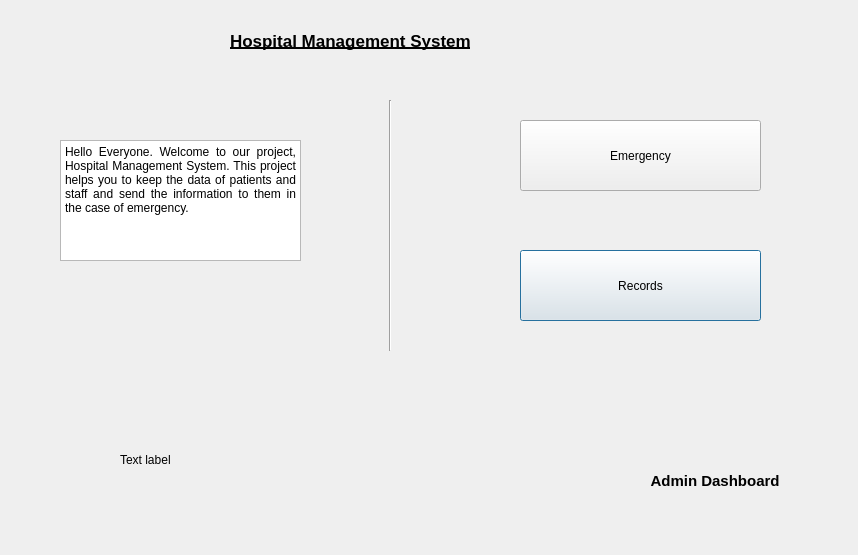
Qt form Sqlite_DB/Patientsinfo.ui (AnishBharati/Qt-HMS) before a commit.
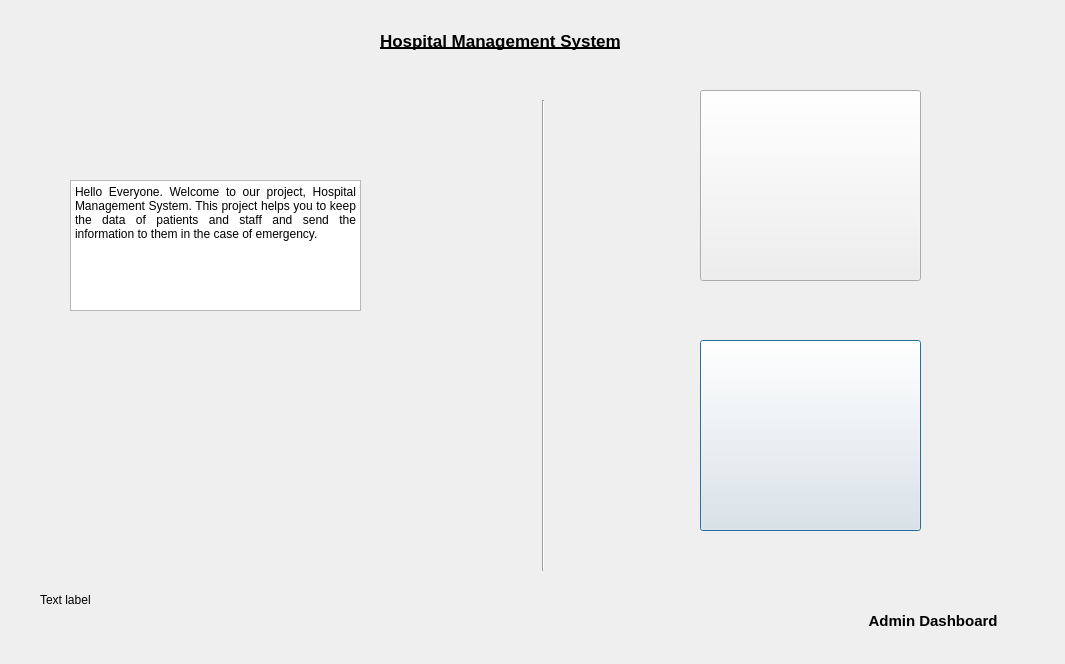
The same form after that commit. Icons and pictures are not drawn.

The edit to the form file:
```diff
--- a/Sqlite_DB/Patientsinfo.ui
+++ b/Sqlite_DB/Patientsinfo.ui
@@ -6,8 +6,8 @@
    <rect>
     <x>0</x>
     <y>0</y>
-    <width>858</width>
-    <height>555</height>
+    <width>1065</width>
+    <height>664</height>
    </rect>
   </property>
   <property name="windowTitle">
@@ -16,8 +16,8 @@
   <widget class="QLabel" name="label_sec_status">
    <property name="geometry">
     <rect>
-     <x>120</x>
-     <y>450</y>
+     <x>40</x>
+     <y>590</y>
      <width>63</width>
      <height>20</height>
     </rect>
@@ -29,33 +29,73 @@
   <widget class="QPushButton" name="pushButton_2">
    <property name="geometry">
     <rect>
-     <x>520</x>
-     <y>250</y>
-     <width>241</width>
-     <height>71</height>
+     <x>700</x>
+     <y>340</y>
+     <width>221</width>
+     <height>191</height>
     </rect>
    </property>
    <property name="text">
-    <string>Records</string>
+    <string/>
+   </property>
+   <property name="icon">
+    <iconset>
+     <normaloff>../../../store.png</normaloff>
+     <selectedoff>../../../../Documents/store.png</selectedoff>../../../store.png</iconset>
+   </property>
+   <property name="iconSize">
+    <size>
+     <width>180</width>
+     <height>180</height>
+    </size>
    </property>
   </widget>
   <widget class="QPushButton" name="pushButton_3">
    <property name="geometry">
     <rect>
-     <x>520</x>
-     <y>120</y>
-     <width>241</width>
-     <height>71</height>
+     <x>700</x>
+     <y>90</y>
+     <width>221</width>
+     <height>191</height>
     </rect>
    </property>
    <property name="text">
-    <string>Emergency</string>
+    <string/>
+   </property>
+   <property name="icon">
+    <iconset>
+     <normaloff>../../../../Documents/emergency.png</normaloff>
+     <selectedoff>../../../../Documents/emergency.png</selectedoff>../../../../Documents/emergency.png</iconset>
+   </property>
+   <property name="iconSize">
+    <size>
+     <width>180</width>
+     <height>180</height>
+    </size>
+   </property>
+   <property name="shortcut">
+    <string notr="true"/>
+   </property>
+   <property name="checkable">
+    <bool>true</bool>
+   </property>
+   <property name="autoRepeat">
+    <bool>true</bool>
+   </property>
+   <property name="autoExclusive">
+    <bool>true</bool>
+   </property>
+   <property name="default">
+    <bool>false</bool>
+   </property>
+   <property name="flat">
+    <bool>false</bool>
    </property>
   </widget>
   <widget class="QLabel" name="label_4">
    <property name="geometry">
     <rect>
-     <x>230</x>
+     <x>380</x>
      <y>20</y>
      <width>341</width>
      <height>41</height>
@@ -75,10 +115,10 @@
   <widget class="Line" name="line">
    <property name="geometry">
     <rect>
-     <x>380</x>
+     <x>533</x>
      <y>100</y>
      <width>20</width>
-     <height>251</height>
+     <height>471</height>
     </rect>
    </property>
    <property name="orientation">
@@ -88,10 +128,10 @@
   <widget class="QTextBrowser" name="textBrowser">
    <property name="geometry">
     <rect>
-     <x>60</x>
-     <y>140</y>
-     <width>241</width>
-     <height>121</height>
+     <x>70</x>
+     <y>180</y>
+     <width>291</width>
+     <height>131</height>
     </rect>
    </property>
    <property name="html">
@@ -106,8 +146,8 @@
   <widget class="QLabel" name="label">
    <property name="geometry">
     <rect>
-     <x>622</x>
-     <y>470</y>
+     <x>840</x>
+     <y>610</y>
      <width>201</width>
      <height>21</height>
     </rect>
```
Left out of the diff: 2 changed lines with no effect on the pictures.
